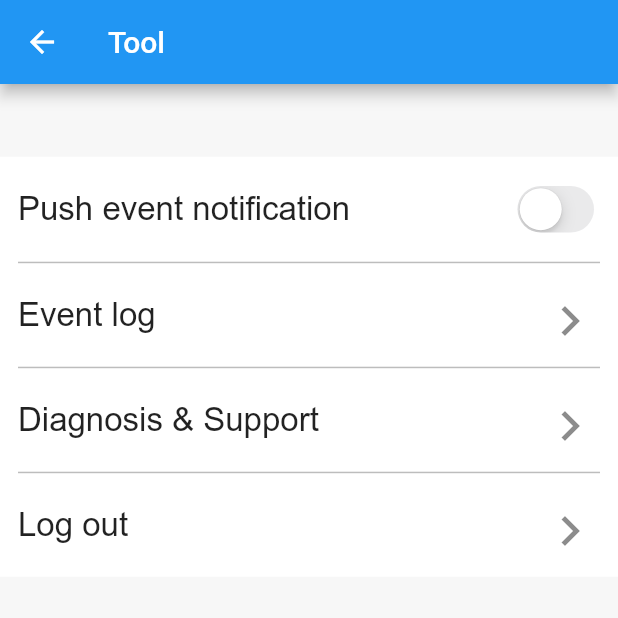
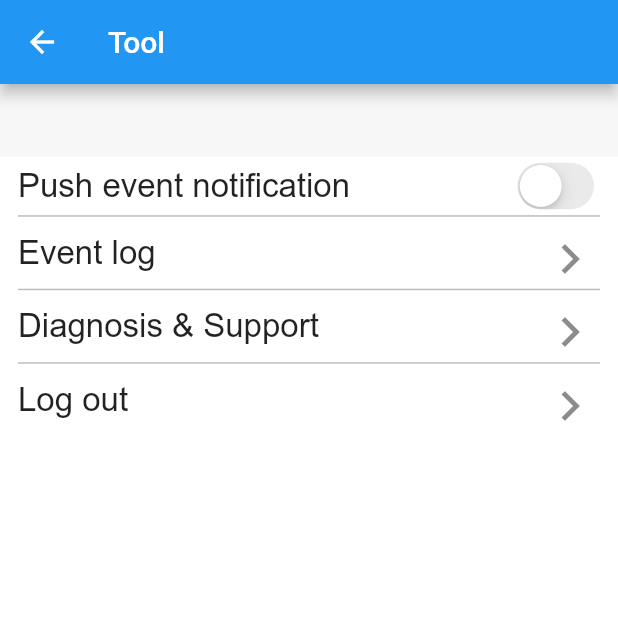
Before and after one commit to Ryanhuang1124/iON-it, a Flutter app: the Setting screen opened directly with empty values, on a phone screen of 412 x 824 dp, the top half of it. Run offline on Flutter 3.47's test engine with Material 2 defaults, Android fonts, the phone set to English and light mode, and no system bars; our stand-ins replace dio, firebase_core, firebase_messaging, flutter_datetime_picker, flutter_local_notifications, flutter_svg and 4 more; missing offline and left inert: app_settings, flutter_polyline_points, flutter_sms, simple_html_css; accounts and stored records are empty; statements that could not run were skipped; project files that could hold a hidden picture were left out.

Commit message:
Layout changed and FCM device token sending
change layout and add FCM device token Sending to server when push notification is ON.

```diff
--- a/lib/pages/setting.dart
+++ b/lib/pages/setting.dart
@@ -134,7 +134,8 @@ class _SettingState extends State<Setting> {
               SizedBox(
                 height: MediaQuery.of(context).size.height / 17,
               ),
-              Container(
+              Expanded(
+                child: Container(
                   decoration: BoxDecoration(
                     color: Colors.white,
                   ),
@@ -143,14 +144,16 @@ class _SettingState extends State<Setting> {
                       Padding(
                         padding: const EdgeInsets.only(left: 12.0, right: 12),
                         child: Container(
-                        height: 70,
                           child: Row(
                             mainAxisAlignment: MainAxisAlignment.spaceBetween,
                             children: [
-                            Text(
+                              Expanded(
+                                child: Text(
                                   'Push event notification',
-                              style:
-                                  TextStyle(fontFamily: 'Arial', fontSize: 22),
+                                  style: TextStyle(
+                                      fontFamily: 'Arial', fontSize: 22),
+                                  maxLines: 2,
+                                ),
                               ),
                               FutureBuilder<bool>(
                                   future: isShareNotificationOn(),
@@ -167,7 +170,8 @@ class _SettingState extends State<Setting> {
                                           showDialog(
                                               context: context,
                                               barrierDismissible: false,
-                                            builder: (context) => WillPopScope(
+                                              builder: (context) =>
+                                                  WillPopScope(
                                                       onWillPop: () =>
                                                           Future.value(false),
                                                       child:
@@ -203,14 +207,15 @@ class _SettingState extends State<Setting> {
                               border: Border(
                                   top: BorderSide(
                                       width: 1, color: Colors.black26))),
-                        height: 70,
                           child: Row(
                             mainAxisAlignment: MainAxisAlignment.spaceBetween,
                             children: [
-                            Text(
+                              Expanded(
+                                child: Text(
                                   'Event log',
-                              style:
-                                  TextStyle(fontFamily: 'Arial', fontSize: 22),
+                                  style: TextStyle(
+                                      fontFamily: 'Arial', fontSize: 22),
+                                ),
                               ),
                               IconButton(
                                   icon: Icon(
@@ -236,14 +241,15 @@ class _SettingState extends State<Setting> {
                               border: Border(
                                   top: BorderSide(
                                       width: 1, color: Colors.black26))),
-                        height: 70,
                           child: Row(
                             mainAxisAlignment: MainAxisAlignment.spaceBetween,
                             children: [
-                            Text(
+                              Expanded(
+                                child: Text(
                                   'Diagnosis & Support',
-                              style:
-                                  TextStyle(fontFamily: 'Arial', fontSize: 22),
+                                  style: TextStyle(
+                                      fontFamily: 'Arial', fontSize: 22),
+                                ),
                               ),
                               IconButton(
                                   icon: Icon(
@@ -257,7 +263,8 @@ class _SettingState extends State<Setting> {
                                         MaterialPageRoute(
                                             builder: (context) =>
                                                 SelectVehicleDiagnosis(
-                                                  jsonData: widget.jsonData)));
+                                                    jsonData:
+                                                        widget.jsonData)));
                                   }),
                             ],
                           ),
@@ -270,14 +277,15 @@ class _SettingState extends State<Setting> {
                               border: Border(
                                   top: BorderSide(
                                       width: 1, color: Colors.black26))),
-                        height: 70,
                           child: Row(
                             mainAxisAlignment: MainAxisAlignment.spaceBetween,
                             children: [
-                            Text(
+                              Expanded(
+                                child: Text(
                                   'Log out',
-                              style:
-                                  TextStyle(fontFamily: 'Arial', fontSize: 22),
+                                  style: TextStyle(
+                                      fontFamily: 'Arial', fontSize: 22),
+                                ),
                               ),
                               IconButton(
                                   icon: Icon(
@@ -304,7 +312,8 @@ class _SettingState extends State<Setting> {
                                                   onPressed: () async {
                                                     showDialog(
                                                         context: context,
-                                                      barrierDismissible: false,
+                                                        barrierDismissible:
+                                                            false,
                                                         builder: (context) =>
                                                             WillPopScope(
                                                                 onWillPop: () =>
@@ -313,13 +322,18 @@ class _SettingState extends State<Setting> {
                                                                 child:
                                                                     CupertinoActivityIndicator(
                                                                   radius: 20,
-                                                                animating: true,
+                                                                  animating:
+                                                                      true,
                                                                 )));
-                                                  if (Provider.of<Data>(context,
+                                                    if (Provider.of<Data>(
+                                                            context,
                                                             listen: false)
                                                         .pushNotSwitch) {
                                                       await cancelFCM();
                                                     }
+                                                    Provider.of<Data>(context,
+                                                            listen: false)
+                                                        .initAllProperties();
                                                     Navigator.pushAndRemoveUntil(
                                                         context,
                                                         MaterialPageRoute(
@@ -338,6 +352,7 @@ class _SettingState extends State<Setting> {
                       ),
                     ],
                   ),
+                ),
               )
             ],
           ),
```
Lines whose indentation alone changed are shown as unchanged.
